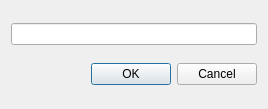
The window that editnoundialog.ui (lawand/gngt) describes before a commit, drawn with Qt 5.
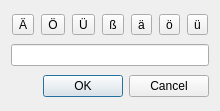
The same window after the commit.

Commit message: added buttons for german letters

```diff
--- a/editnoundialog.ui
+++ b/editnoundialog.ui
@@ -6,14 +6,67 @@
    <rect>
     <x>0</x>
     <y>0</y>
-    <width>268</width>
-    <height>109</height>
+    <width>220</width>
+    <height>111</height>
    </rect>
   </property>
   <property name="windowTitle">
    <string>Edit Noun</string>
   </property>
   <layout class="QVBoxLayout" name="verticalLayout">
+   <item>
+    <layout class="QHBoxLayout" name="horizontalLayout">
+     <item>
+      <widget class="QToolButton" name="capitalAWithDiaeresisToolButton">
+       <property name="text">
+        <string>Ä</string>
+       </property>
+      </widget>
+     </item>
+     <item>
+      <widget class="QToolButton" name="capitalOWithDiaeresisToolButton">
+       <property name="text">
+        <string>Ö</string>
+       </property>
+      </widget>
+     </item>
+     <item>
+      <widget class="QToolButton" name="capitalUWithDiaeresisToolButton">
+       <property name="text">
+        <string>Ü</string>
+       </property>
+      </widget>
+     </item>
+     <item>
+      <widget class="QToolButton" name="smallSharpSToolButton">
+       <property name="text">
+        <string>ß</string>
+       </property>
+      </widget>
+     </item>
+     <item>
+      <widget class="QToolButton" name="smallAWithDiaeresisToolButton">
+       <property name="text">
+        <string>ä</string>
+       </property>
+      </widget>
+     </item>
+     <item>
+      <widget class="QToolButton" name="smallOWithDiaeresisToolButton">
+       <property name="text">
+        <string>ö</string>
+       </property>
+      </widget>
+     </item>
+     <item>
+      <widget class="QToolButton" name="smallUWithDiaeresisToolButton">
+       <property name="text">
+        <string>ü</string>
+       </property>
+      </widget>
+     </item>
+    </layout>
+   </item>
    <item>
     <widget class="QLineEdit" name="definiteArticleAndSingularFormLineEdit"/>
    </item>
```
